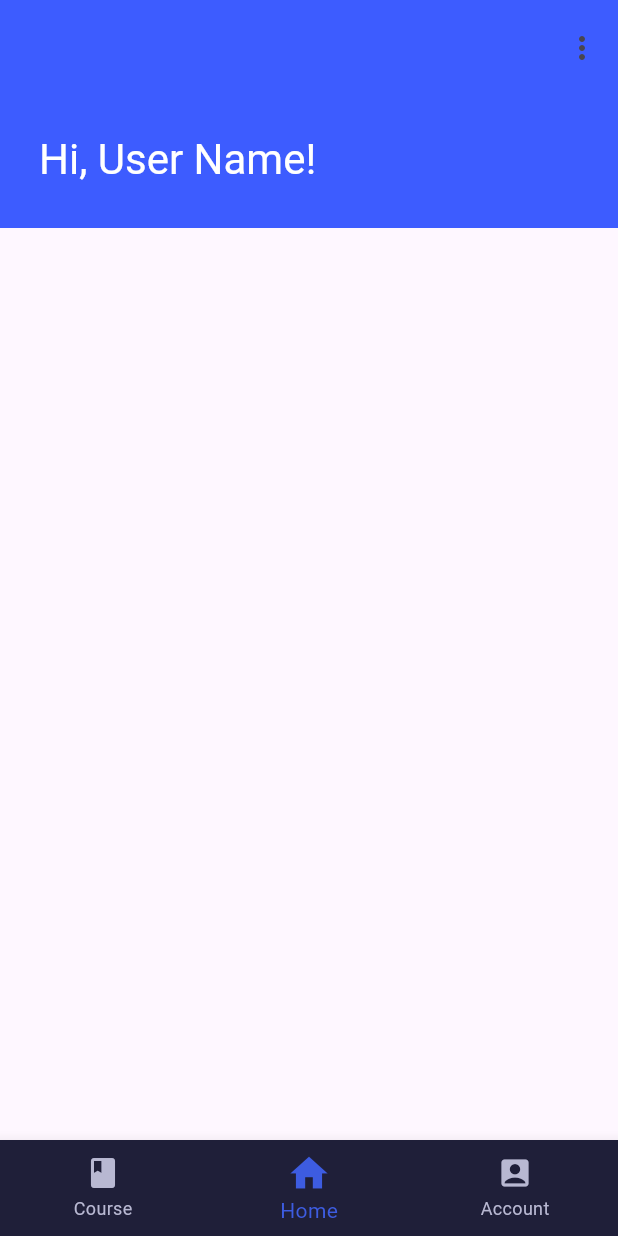
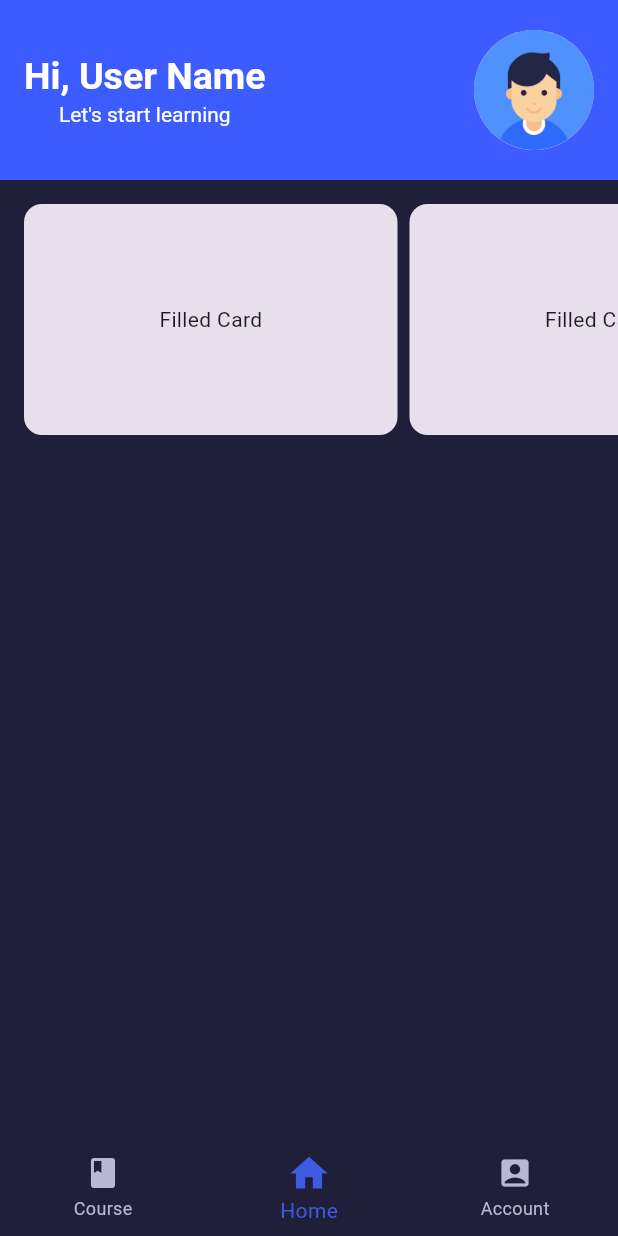
Before and after one commit to Suselfluf/UltimateLearningApp, a Flutter app: the screen it shows after launch, item 2 of the bottom bar chosen, on a phone screen of 412 x 824 dp. Run offline on Flutter 3.47's test engine with Material 2 defaults, Android fonts, the phone set to English and light mode, and no system bars; Roboto replaces fonts that are missing (Aleo).

Commit message:
Home page initial Layout

```diff
--- a/lib/pages/home_screen.dart
+++ b/lib/pages/home_screen.dart
@@ -1,22 +1,4 @@
 import 'package:flutter/material.dart';
-
-import '../main.dart';
-
-// class HomeScreen extends StatelessWidget {
-//   const HomeScreen({super.key});
-
-//   @override
-//   Widget build(BuildContext context) => Scaffold(
-//         appBar: AppBar(
-//           title: const Text("Home Screen"),
-//           toolbarHeight: 183,
-//         ),
-//         body: CustomScrollView(
-//           slivers: [SliverAppBar.large()],
-//         ),
-//         backgroundColor: BG_COLOR,
-//       );
-// }
 
 class HomeScreen extends StatefulWidget {
   const HomeScreen({super.key});
@@ -29,34 +11,96 @@ class _HomeScreenState extends State<HomeScreen> {
   @override
   Widget build(BuildContext context) {
     return Scaffold(
+        backgroundColor: const Color.fromRGBO(31, 31, 57, 1),
         body: CustomScrollView(
-      // May be rework to simple large static app bar !!!!!!!!!!!!!!!!!!
-      slivers: [
-        SliverAppBar.large(
-          // leading: const Padding(
-          //     padding: EdgeInsets.only(left: 10, bottom: 0, right: 0, top: 40),
-          //     child: Text(
-          //       "Hi, UserName",
-          //       style: TextStyle(
-          //         color: Color.fromARGB(255, 255, 255, 255),
-          //         fontSize: 24,
-          //       ),
-          //     )), // Manage alignment to make it corresponding to layout at Figma
-          title: const Padding(
-            padding: EdgeInsets.only(left: 10, bottom: 0, right: 0, top: 0),
-            child: Text(
-              "Hi, User Name!",
-              style: TextStyle(color: Color.fromARGB(255, 255, 255, 255)),
+          slivers: [
+            SliverAppBar(
+              title: Row(
+                children: [
+                  Column(
+                    children: [
+                      Text(
+                        'Hi, User Name',
+                        textAlign: TextAlign.center,
+                        style: TextStyle(
+                            fontFamily: 'Aleo',
+                            fontStyle: FontStyle.normal,
+                            fontWeight: FontWeight.bold,
+                            fontSize: 25.0,
+                            color: Colors.white),
+                      ),
+                      Text(
+                        "Let's start learning",
+                        textAlign: TextAlign.center,
+                        style: TextStyle(
+                            fontFamily: 'Aleo',
+                            fontStyle: FontStyle.normal,
+                            fontSize: 14,
+                            color: Colors.white),
+                      ),
+                    ],
+                  ),
+                  Spacer(),
+                  Container(
+                    width: 80,
+                    height: 120,
+                    decoration: const BoxDecoration(
+                        image: DecorationImage(
+                          image:
+                              AssetImage('assets/images/userImageSample.jpeg'),
+                        ),
+                        shape: BoxShape.circle),
+                  ),
+                ],
+              ),
+              backgroundColor: Color.fromRGBO(61, 92, 255, 1),
+              toolbarHeight: 120,
+              floating: true,
+              pinned: true,
+              snap: true,
             ),
-          ),
-          actions: [
-            IconButton(
-                onPressed: () {},
-                icon: const Icon(Icons.more_vert)) // Change Icon to user image
+            SliverToBoxAdapter(
+              // Rest of the content can be placed here
+              child: Column(
+                children: [
+                  SingleChildScrollView(
+                    scrollDirection: Axis.horizontal,
+                    padding: const EdgeInsets.all(12),
+                    child: Row(children: [
+                      Card(
+                        elevation: 0,
+                        color: Theme.of(context).colorScheme.surfaceVariant,
+                        child: const SizedBox(
+                          width: 249,
+                          height: 154,
+                          child: Center(child: Text('Filled Card')),
+                        ),
+                      ),
+                      Card(
+                        elevation: 0,
+                        color: Theme.of(context).colorScheme.surfaceVariant,
+                        child: const SizedBox(
+                          width: 249,
+                          height: 154,
+                          child: Center(child: Text('Filled Card')),
+                        ),
+                      ),
+                      Card(
+                        elevation: 0,
+                        color: Theme.of(context).colorScheme.surfaceVariant,
+                        child: const SizedBox(
+                          width: 249,
+                          height: 154,
+                          child: Center(child: Text('Filled Card')),
+                        ),
+                      ),
+                    ]),
+                  ),
+                ],
+                // color: const Color.fromRGBO(31, 31, 57, 1),
+              ),
+            )
           ],
-          backgroundColor: Color.fromRGBO(61, 92, 255, 1),
-        ),
-      ],
-    ));
+        ));
   }
 }
--- a/pubspec.yaml
+++ b/pubspec.yaml
@@ -61,6 +61,7 @@ flutter:
   assets:
     - assets/icons/
     - assets/images/
+    - assets/images/userImageSample.jpeg
     # - images/a_dot_burr.jpeg
     # - images/a_dot_ham.jpeg
 
```
